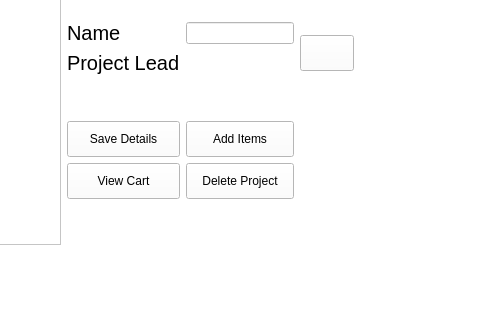
Qt form projectsBrowser.ui (arc-bphc/sims-gui) before a commit; both pictures show x 543 to 1023 and y 170 to 490 of the 1151 by 829 pixel window.
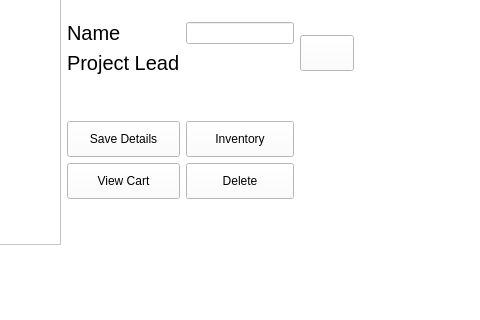
The same form after that commit. Icons and pictures are not drawn.

Diff of the .ui file:
```diff
--- a/projectsBrowser.ui
+++ b/projectsBrowser.ui
@@ -142,7 +142,7 @@
           <bool>false</bool>
          </property>
          <property name="text">
-          <string>Delete Project</string>
+          <string>Delete</string>
          </property>
         </widget>
        </item>
@@ -178,7 +178,7 @@
           <enum>Qt::NoFocus</enum>
          </property>
          <property name="text">
-          <string>Add Items</string>
+          <string>Inventory</string>
          </property>
         </widget>
        </item>
```
Left out of the diff: 6 changed lines with no effect on the pictures.
